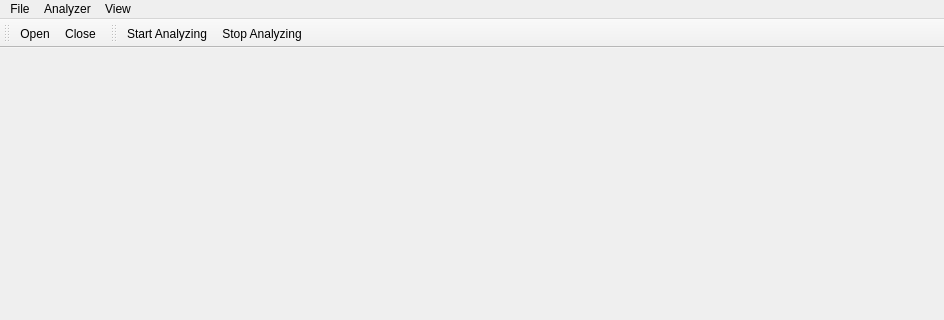
Above: Analyzer/mainwindow/MainWindow.ui from MarkusKastner/Analyzer before the change; both pictures show x 0 to 944 and y 0 to 320 of the 944 by 647 pixel window. Below: the same form after it.
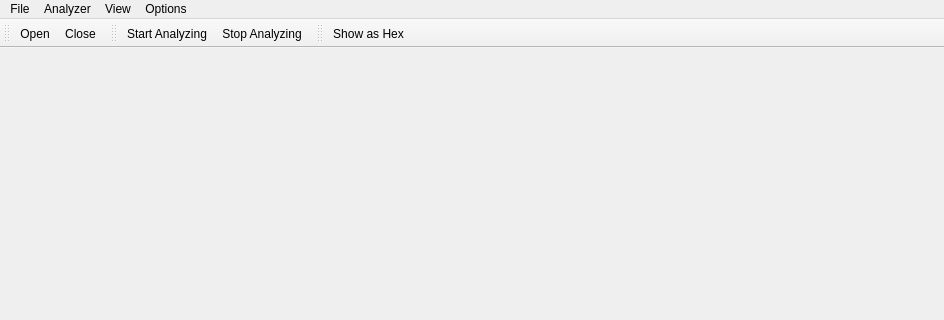
That is the form after the change.

Commit message: added HexTableWidget class implemented independend hex data file from primary or internal file implemented seperate hex tab implemented possibility to show any file in hex tab

```diff
--- a/Analyzer/mainwindow/MainWindow.ui
+++ b/Analyzer/mainwindow/MainWindow.ui
@@ -52,9 +52,16 @@
     </widget>
     <addaction name="menuWindows"/>
    </widget>
+   <widget class="QMenu" name="menuOptions">
+    <property name="title">
+     <string>Options</string>
+    </property>
+    <addaction name="actionShow_as_Hex"/>
+   </widget>
    <addaction name="menuFile"/>
    <addaction name="menuAnalyzer"/>
    <addaction name="menuView"/>
+   <addaction name="menuOptions"/>
   </widget>
   <widget class="QStatusBar" name="statusBar"/>
   <widget class="QToolBar" name="toolBar_file">
@@ -83,6 +90,18 @@
    <addaction name="actionStart_Analyzing"/>
    <addaction name="actionStop_Analyzing"/>
   </widget>
+  <widget class="QToolBar" name="toolBar_options">
+   <property name="windowTitle">
+    <string>toolBar</string>
+   </property>
+   <attribute name="toolBarArea">
+    <enum>TopToolBarArea</enum>
+   </attribute>
+   <attribute name="toolBarBreak">
+    <bool>false</bool>
+   </attribute>
+   <addaction name="actionShow_as_Hex"/>
+  </widget>
   <action name="actionOpen">
    <property name="text">
     <string>Open</string>
@@ -162,6 +181,11 @@
     <string>Binary View</string>
    </property>
   </action>
+  <action name="actionShow_as_Hex">
+   <property name="text">
+    <string>Show as Hex</string>
+   </property>
+  </action>
  </widget>
  <layoutdefault spacing="6" margin="11"/>
  <resources/>
```
The commit also changes 23 other files.
